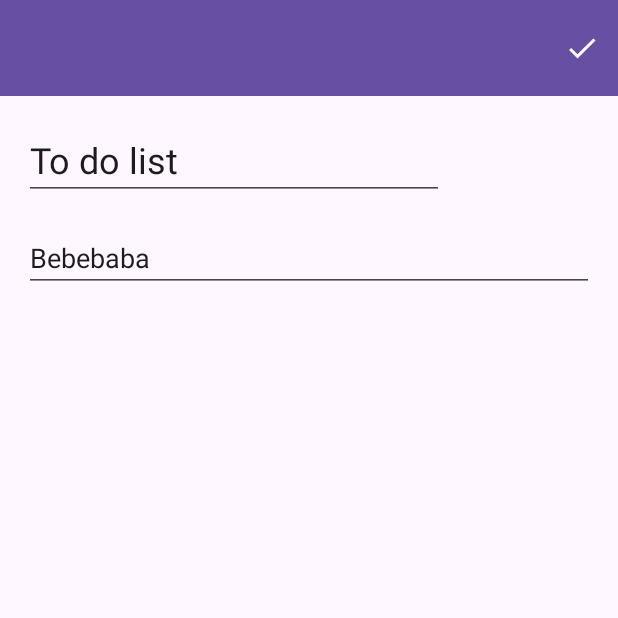
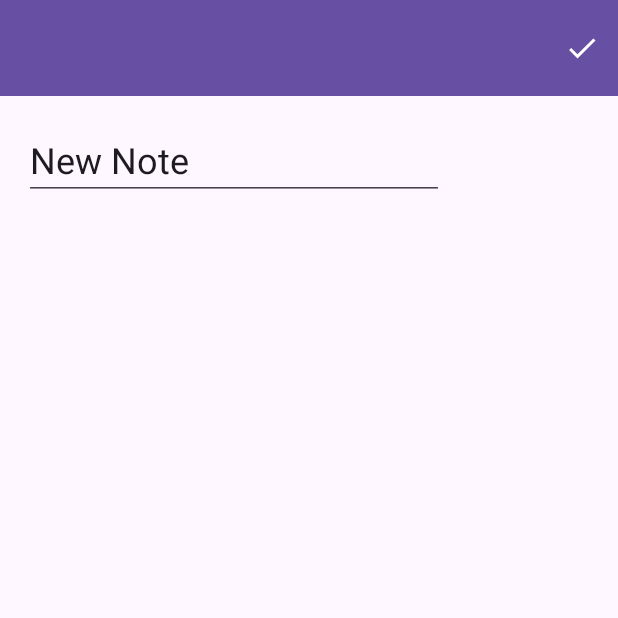
Before and after one commit to kostuciy/Elva, an Android app: the screen it shows after launch (AppActivity), after a tap on an icon or button, on a phone screen of 412 x 824 dp, the top half of it. Run offline under Robolectric (Android 15) with nearby library versions, the phone set to English and light mode, and no system bars; our stand-ins replace RxJava; libraries missing offline, so code that uses them is left out: com.jakewharton.rxbinding4.

Commit message:
Note micro-app: Block system in Notes (barely working), bugs while saving and deleting

```diff
--- a/app/build.gradle.kts
+++ b/app/build.gradle.kts
@@ -39,6 +39,7 @@ android {
 }
 
 dependencies {
+    implementation("com.jakewharton.rxbinding4:rxbinding:4.0.0")
     val nav_version = "2.7.6"
     implementation("androidx.navigation:navigation-fragment-ktx:$nav_version")
     implementation("androidx.navigation:navigation-ui-ktx:$nav_version")
--- a/app/src/main/java/com/example/elva/adapter/NoteAdapter.kt
+++ b/app/src/main/java/com/example/elva/adapter/NoteAdapter.kt
@@ -40,7 +40,7 @@ class NoteAdapter(private val noteInteractionListener: NoteInteractionListener)
     ) : ViewHolder(itemView) {
         fun bind(note: Note) {
             binding.apply {
-                contentTextView.text = note.content
+                contentTextView.text = note[0L]?.text.orEmpty()
                 titleTextView.text = note.title
                 deleteButton.setOnClickListener {
                     noteInteractionListener.noteDeleted(note.id)
--- a/app/src/main/java/com/example/elva/dto/Note.kt
+++ b/app/src/main/java/com/example/elva/dto/Note.kt
@@ -3,14 +3,38 @@ package com.example.elva.dto
 data class Note(
     val id: Long,
     val title: String,
-    val content: String,
+    val blocks: List<Block>,
     val timestamp: Long = System.currentTimeMillis(),
     val color: NoteColor = NoteColor.DEFAULT) {
 
+    operator fun get(blockId: Long): Block? =
+        blocks.find { it.id == blockId }
+
     companion object {
         val EMPTY_NOTE = Note(
-            0, "", "", 0
+            0, "", listOf(Block.EMPTY_BLOCK), 0
         )
+    }
+
+    data class Block(
+        val id: Long,
+        val text: String,
+        val attachment: BlockAttachment? = null
+    ) {
+
+        companion object {
+            val EMPTY_BLOCK = Block(
+                0, "", null
+            )
+        }
+
+        data class BlockAttachment(
+            val type: AttachmentType
+        )
+
+        enum class AttachmentType {
+            IMAGE, VIDEO, FILE, DRAWING
+        }
     }
 
     enum class NoteColor() {
--- a/app/src/main/java/com/example/elva/fragment/NoteEditFragment.kt
+++ b/app/src/main/java/com/example/elva/fragment/NoteEditFragment.kt
@@ -4,10 +4,14 @@ import android.os.Bundle
 import android.view.LayoutInflater
 import android.view.View
 import android.view.ViewGroup
+import android.widget.PopupMenu
 import androidx.fragment.app.Fragment
 import androidx.fragment.app.activityViewModels
 import androidx.navigation.fragment.findNavController
+import androidx.recyclerview.widget.LinearLayoutManager
 import com.example.elva.R
+import com.example.elva.adapter.BlockAdapter
+import com.example.elva.adapter.BlockInteractionListener
 import com.example.elva.databinding.FragmentNoteEditBinding
 import com.example.elva.dto.Note
 import com.example.elva.viewmodel.NoteViewModel
@@ -24,12 +28,40 @@ class NoteEditFragment : Fragment() {
 
         val viewModel: NoteViewModel by activityViewModels()
         val navController = findNavController()
+        var currentBlockList = viewModel.noteState.value?.lastEdited?.blocks ?: emptyList()
+        val blockAdapter = BlockAdapter(object : BlockInteractionListener {
+
+            override fun blockDeleted(block: Note.Block): List<Note.Block> {
+                currentBlockList = viewModel.deleteBlockLocal(block.id, currentBlockList)
+                return currentBlockList
+            }
+
+            override fun blockChanged(block: Note.Block) {
+                currentBlockList =
+                    viewModel.updateBlocksLocal(block, currentBlockList)
+            }
+
+        })
+
 
         binding.apply {
+            blockRecyclerView.apply {
+                layoutManager = LinearLayoutManager(requireContext())
+                adapter = blockAdapter
+            }
+
+            constraintLayout.setOnClickListener {
+                val newList =
+                    viewModel.updateBlocksLocal(Note.Block.EMPTY_BLOCK, blockAdapter.currentList)
+                blockAdapter.submitList(newList)
+                currentBlockList = blockAdapter.currentList
+            }
+
             viewModel.noteState.value?.lastEdited?.let { clickedNote ->
                 if (clickedNote == Note.EMPTY_NOTE) return@let
                 titleEditText.setText(clickedNote.title)
-                contentEditText.setText(clickedNote.content)
+                blockAdapter.submitList(clickedNote.blocks)
+
             }
 
             toolbar.apply {
@@ -39,9 +71,9 @@ class NoteEditFragment : Fragment() {
                         R.id.action_save -> {
                             viewModel.toEdited(
                                 Note(
-                                    0,
+                                    viewModel.noteState.value?.lastEdited?.id ?: 0L,
                                     titleEditText.text.toString().ifEmpty { "Unnamed Note" },
-                                    contentEditText.text.toString()
+                                    currentBlockList
                                 )
                             )
                             viewModel.save()
@@ -55,5 +87,4 @@ class NoteEditFragment : Fragment() {
 
         return binding.root
     }
-
 }
--- a/app/src/main/java/com/example/elva/fragment/NoteListFragment.kt
+++ b/app/src/main/java/com/example/elva/fragment/NoteListFragment.kt
@@ -48,6 +48,7 @@ class NoteListFragment : Fragment() {
                 adapter = noteAdapter
             }
             createButton.setOnClickListener {
+                viewModel.toEdited(Note.EMPTY_NOTE)
                 navController.navigate(R.id.action_mainFragment_to_noteCreationFragment)
             }
         }
--- a/app/src/main/java/com/example/elva/repository/NoteRepository.kt
+++ b/app/src/main/java/com/example/elva/repository/NoteRepository.kt
@@ -6,15 +6,15 @@ import java.lang.IllegalArgumentException
 class NoteRepository : Repository<Note> {
 
     private var testList : List<Note> =
-//        emptyList()
-        listOf(
-            Note(1L, "To do list", "Bebebaba", 123),
-            Note(2L, "To do list", "Bebebaba", 123),
-            Note(3L, "To do list", "Bebebaba", 123)
-        )
+        emptyList()
 
     override fun save(note: Note): Note {
-        testList = testList + note.copy(id = note.hashCode().toLong())
+
+        testList = if (note.id == 0L) testList + note.copy(
+            id = if (testList.isEmpty()) 1 else testList.maxOf { it.id } + 1
+        )
+        else testList.map { if (it.id == note.id) note else it }
+
         return note
     }
 
@@ -33,4 +33,17 @@ class NoteRepository : Repository<Note> {
 
         return testList.find { it.id == oldNote.id } ?: throw IllegalArgumentException("incorrect note id")
     }
+
+//    fun editBlock(block: Note.Block, note: Note): Note {
+//        val updatedBlocks = if (block.id in testList.map { it.id })
+//            note.blocks.map { if (it.id == block.id) block else it }
+//        else listOf(block.copy(id = note.blocks.maxOf { it.id } + 1)) + note.blocks
+//
+//        testList = testList.map { if (it.id == note.id) note.copy (
+//                blocks = updatedBlocks
+//            ) else it
+//        }
+//
+//        return testList.find { it.id == note.id } ?: throw IllegalArgumentException("incorrect note id")
+//    }
 }
--- /dev/null
+++ b/app/src/main/res/drawable/baseline_insert_photo_24.xml
@@ -0,0 +1,5 @@
+<vector android:height="24dp" android:tint="#878787"
+    android:viewportHeight="24" android:viewportWidth="24"
+    android:width="24dp" xmlns:android="http://schemas.android.com/apk/res/android">
+    <path android:fillColor="@android:color/white" android:pathData="M21,19V5c0,-1.1 -0.9,-2 -2,-2H5c-1.1,0 -2,0.9 -2,2v14c0,1.1 0.9,2 2,2h14c1.1,0 2,-0.9 2,-2zM8.5,13.5l2.5,3.01L14.5,12l4.5,6H5l3.5,-4.5z"/>
+</vector>
--- /dev/null
+++ b/app/src/main/res/drawable/baseline_more_horiz_gray_24.xml
@@ -0,0 +1,5 @@
+<vector android:height="24dp" android:tint="#878787"
+    android:viewportHeight="24" android:viewportWidth="24"
+    android:width="24dp" xmlns:android="http://schemas.android.com/apk/res/android">
+    <path android:fillColor="@android:color/white" android:pathData="M6,10c-1.1,0 -2,0.9 -2,2s0.9,2 2,2 2,-0.9 2,-2 -0.9,-2 -2,-2zM18,10c-1.1,0 -2,0.9 -2,2s0.9,2 2,2 2,-0.9 2,-2 -0.9,-2 -2,-2zM12,10c-1.1,0 -2,0.9 -2,2s0.9,2 2,2 2,-0.9 2,-2 -0.9,-2 -2,-2z"/>
+</vector>
--- a/app/src/main/res/layout/fragment_note_edit.xml
+++ b/app/src/main/res/layout/fragment_note_edit.xml
@@ -1,6 +1,7 @@
 <?xml version="1.0" encoding="utf-8"?>
 <LinearLayout xmlns:android="http://schemas.android.com/apk/res/android"
     xmlns:app="http://schemas.android.com/apk/res-auto"
+    xmlns:tools="http://schemas.android.com/tools"
     android:layout_width="match_parent"
     android:layout_height="match_parent"
     android:orientation="vertical" >
@@ -19,25 +20,9 @@
         android:fillViewport="true">
 
         <androidx.constraintlayout.widget.ConstraintLayout
+            android:id="@+id/constraint_layout"
             android:layout_width="match_parent"
             android:layout_height="wrap_content">
-
-            <EditText
-                android:id="@+id/content_edit_text"
-                android:layout_width="0dp"
-                android:layout_height="wrap_content"
-                android:layout_marginStart="16dp"
-                android:layout_marginTop="16dp"
-                android:layout_marginEnd="16dp"
-                android:autofillHints=""
-                android:ems="10"
-                android:gravity="start|top"
-                android:hint="@string/write_something"
-                android:inputType="textMultiLine"
-                app:layout_constraintEnd_toEndOf="parent"
-                app:layout_constraintHorizontal_bias="0.0"
-                app:layout_constraintStart_toStartOf="parent"
-                app:layout_constraintTop_toBottomOf="@+id/title_edit_text" />
 
             <EditText
                 android:id="@+id/title_edit_text"
@@ -57,6 +42,19 @@
                 app:layout_constraintStart_toStartOf="parent"
                 app:layout_constraintTop_toTopOf="parent" />
 
+            <androidx.recyclerview.widget.RecyclerView
+                android:id="@+id/block_recycler_view"
+                android:layout_width="0dp"
+                android:layout_height="wrap_content"
+                android:layout_marginStart="16dp"
+                android:layout_marginTop="16dp"
+                android:layout_marginBottom="32dp"
+                app:layout_constraintBottom_toBottomOf="parent"
+                app:layout_constraintEnd_toEndOf="parent"
+                app:layout_constraintStart_toStartOf="parent"
+                app:layout_constraintTop_toBottomOf="@+id/title_edit_text"
+                app:layout_constraintVertical_bias="0.0" />
+
         </androidx.constraintlayout.widget.ConstraintLayout>
     </ScrollView>
 
--- /dev/null
+++ b/app/src/main/res/menu/block_popup_menu.xml
@@ -0,0 +1,34 @@
+<?xml version="1.0" encoding="utf-8"?>
+<menu xmlns:android="http://schemas.android.com/apk/res/android">
+
+    <item
+        android:layout_width="wrap_content"
+        android:layout_height="wrap_content"
+        android:title="@string/attach_file"
+        android:id="@+id/action_attach"/>
+    <item
+        android:layout_width="wrap_content"
+        android:layout_height="wrap_content"
+        android:title="@string/add_drawing"
+        android:id="@+id/action_drawing"/>
+    <item
+        android:layout_width="wrap_content"
+        android:layout_height="wrap_content"
+        android:title="@string/delete_attachment"
+        android:id="@+id/delete_attachment"/>
+    <item
+        android:layout_width="wrap_content"
+        android:layout_height="wrap_content"
+        android:title="@string/move_up"
+        android:id="@+id/action_up" />
+    <item
+        android:layout_width="wrap_content"
+        android:layout_height="wrap_content"
+        android:title="@string/move_down"
+        android:id="@+id/action_down" />
+    <item
+        android:layout_width="wrap_content"
+        android:layout_height="wrap_content"
+        android:title="@string/delete_block"
+        android:id="@+id/action_delete_block" />
+</menu>
--- a/app/src/main/res/values/strings.xml
+++ b/app/src/main/res/values/strings.xml
@@ -7,4 +7,10 @@
     <string name="new_note_name">New Note</string>
     <string name="write_something">Write something</string>
     <string name="save">Save</string>
+    <string name="attach_file">attach file</string>
+    <string name="add_drawing">add drawing</string>
+    <string name="delete_attachment">delete attachment</string>
+    <string name="move_up">move up</string>
+    <string name="move_down">move down</string>
+    <string name="delete_block">delete</string>
 </resources>
```
Also changed, not shown: app/src/main/java/com/example/elva/adapter/BlockAdapter.kt (added, +105 -0 lines), app/src/main/java/com/example/elva/viewmodel/NoteViewModel.kt (+11 -2 lines), app/src/main/res/layout/note_block.xml (added, +51 -0 lines).
